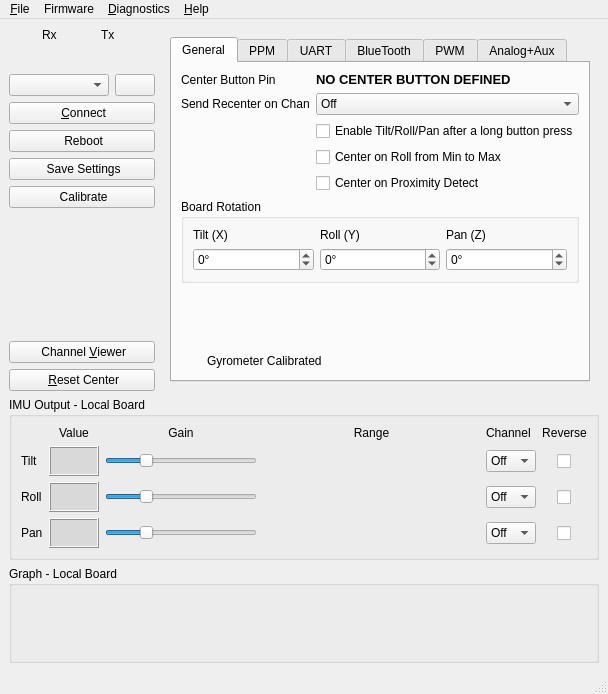
Old version of the form gui/src/mainwindow.ui in the repository dlktdr/HeadTracker.
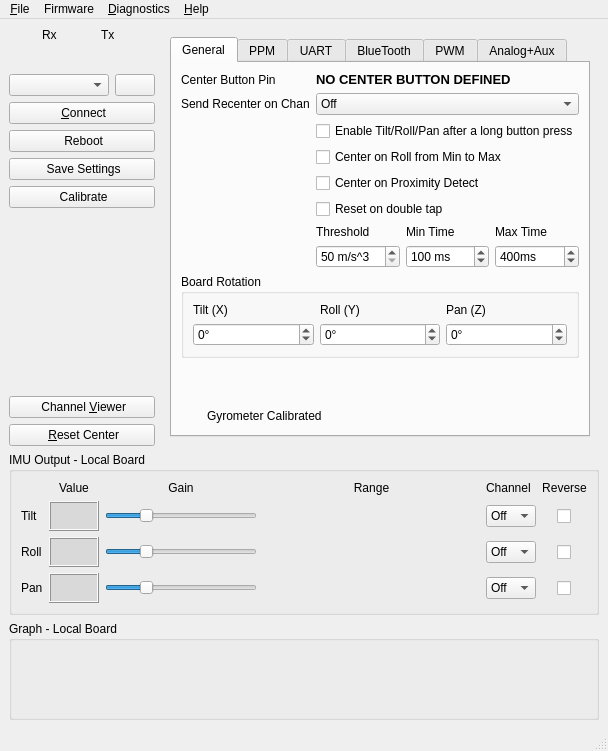
New version of the form. The open tabs and pages were chosen to show the change. Icons and pictures are not drawn. Custom widgets are drawn as their Qt base class.

Commit message: Add GUI controls for tap detection

What changed in the file:
```diff
--- a/gui/src/mainwindow.ui
+++ b/gui/src/mainwindow.ui
@@ -6,8 +6,8 @@
    <rect>
     <x>0</x>
     <y>0</y>
-    <width>592</width>
-    <height>694</height>
+    <width>600</width>
+    <height>751</height>
    </rect>
   </property>
   <property name="sizePolicy">
@@ -271,7 +271,7 @@
          </sizepolicy>
         </property>
         <property name="currentIndex">
-         <number>0</number>
+         <number>2</number>
         </property>
         <widget class="QWidget" name="page">
          <layout class="QVBoxLayout" name="verticalLayout_3">
@@ -342,166 +342,21 @@
              <attribute name="title">
               <string>General</string>
              </attribute>
-             <layout class="QGridLayout" name="gridLayout_6">
-              <item row="3" column="2">
-               <widget class="QCheckBox" name="chkRstOnTlt">
-                <property name="toolTip">
-                 <string>&lt;html&gt;&lt;head/&gt;&lt;body&gt;&lt;p&gt;Allows you to recenter using roll output. Set your gain on roll below so that you can hit the minimum and maximum easily. When you roll back and forth from min to maxium will cause a Reset Center after a delay&lt;/p&gt;&lt;/body&gt;&lt;/html&gt;</string>
+             <layout class="QGridLayout" name="gridLayout_11">
+              <item row="0" column="0">
+               <widget class="QLabel" name="lblButtonPin">
+                <property name="sizePolicy">
+                 <sizepolicy hsizetype="Maximum" vsizetype="Preferred">
+                  <horstretch>0</horstretch>
+                  <verstretch>0</verstretch>
+                 </sizepolicy>
                 </property>
                 <property name="text">
-                 <string>Center on Roll from Min to Max</string>
+                 <string>Center Button Pin</string>
                 </property>
                </widget>
               </item>
-              <item row="9" column="0" colspan="3">
-               <layout class="QHBoxLayout" name="horizontalLayout_12">
-                <item>
-                 <widget class="Led" name="gyroLed" native="true">
-                  <property name="sizePolicy">
-                   <sizepolicy hsizetype="Fixed" vsizetype="Fixed">
-                    <horstretch>0</horstretch>
-                    <verstretch>0</verstretch>
-                   </sizepolicy>
-                  </property>
-                  <property name="minimumSize">
-                   <size>
-                    <width>20</width>
-                    <height>20</height>
-                   </size>
-                  </property>
-                  <property name="maximumSize">
-                   <size>
-                    <width>20</width>
-                    <height>20</height>
-                   </size>
-                  </property>
-                  <layout class="QHBoxLayout" name="horizontalLayout_4"/>
-                 </widget>
-                </item>
-                <item>
-                 <widget class="QLabel" name="lblGyroCal">
-                  <property name="toolTip">
-                   <string>&lt;html&gt;&lt;head/&gt;&lt;body&gt;&lt;p&gt;&lt;span style=&quot; font-size:10pt; font-weight:700;&quot;&gt;To Calibrate the Gyro,&lt;/span&gt;&lt;br/&gt;Place the board on a stable surface and do not touch it for 2 seconds. Do this after every power up.&lt;/p&gt;&lt;/body&gt;&lt;/html&gt;</string>
-                  </property>
-                  <property name="text">
-                   <string>Gyrometer Calibrated</string>
-                  </property>
-                 </widget>
-                </item>
-               </layout>
-              </item>
-              <item row="2" column="2">
-               <widget class="QCheckBox" name="chkLngBttnPress">
-                <property name="toolTip">
-                 <string>&lt;html&gt;&lt;head/&gt;&lt;body&gt;&lt;p&gt;This function allows you to enable the tilt/roll/pan outputs after a long press of the reset button. Another long press will disable the output&lt;/p&gt;&lt;/body&gt;&lt;/html&gt;</string>
-                </property>
-                <property name="text">
-                 <string>Enable Tilt/Roll/Pan after a long button press</string>
-                </property>
-               </widget>
-              </item>
-              <item row="4" column="2">
-               <widget class="QCheckBox" name="chkResetCenterWave">
-                <property name="toolTip">
-                 <string>&lt;html&gt;&lt;head/&gt;&lt;body&gt;&lt;p&gt;Sets the output channel you want tilt on&lt;/p&gt;&lt;/body&gt;&lt;/html&gt;</string>
-                </property>
-                <property name="text">
-                 <string>Center on Proximity Detect</string>
-                </property>
-               </widget>
-              </item>
-              <item row="5" column="0" rowspan="3" colspan="3">
-               <widget class="QGroupBox" name="grpBoardRotation">
-                <property name="title">
-                 <string>Board Rotation</string>
-                </property>
-                <layout class="QVBoxLayout" name="verticalLayout_8">
-                 <item>
-                  <layout class="QGridLayout" name="gridLayout_7">
-                   <item row="2" column="0">
-                    <widget class="QLabel" name="label_45">
-                     <property name="toolTip">
-                      <string>&lt;html&gt;&lt;head/&gt;&lt;body&gt;&lt;p&gt;Please see the video online &lt;span style=&quot; font-weight:700;&quot;&gt;Help-&amp;gt;Online Help -&amp;gt; GUI Setup -&amp;gt; General&lt;/span&gt; for an explanation&lt;/p&gt;&lt;/body&gt;&lt;/html&gt;</string>
-                     </property>
-                     <property name="text">
-                      <string>Tilt (X)</string>
-                     </property>
-                    </widget>
-                   </item>
-                   <item row="3" column="2">
-                    <widget class="QSpinBox" name="spnRotZ">
-                     <property name="toolTip">
-                      <string>&lt;html&gt;&lt;head/&gt;&lt;body&gt;&lt;p&gt;Please see the video online &lt;span style=&quot; font-weight:700;&quot;&gt;Help-&amp;gt;Online Help -&amp;gt; GUI Setup -&amp;gt; General&lt;/span&gt; for an explanation&lt;/p&gt;&lt;/body&gt;&lt;/html&gt;</string>
-                     </property>
-                     <property name="suffix">
-                      <string>°</string>
-                     </property>
-                     <property name="minimum">
-                      <number>-360</number>
-                     </property>
-                     <property name="maximum">
-                      <number>360</number>
-                     </property>
-                    </widget>
-                   </item>
-                   <item row="3" column="1">
-                    <widget class="QSpinBox" name="spnRotY">
-                     <property name="toolTip">
-                      <string>&lt;html&gt;&lt;head/&gt;&lt;body&gt;&lt;p&gt;Please see the video online &lt;span style=&quot; font-weight:700;&quot;&gt;Help-&amp;gt;Online Help -&amp;gt; GUI Setup -&amp;gt; General&lt;/span&gt; for an explanation&lt;/p&gt;&lt;/body&gt;&lt;/html&gt;</string>
-                     </property>
-                     <property name="suffix">
-                      <string>°</string>
-                     </property>
-                     <property name="minimum">
-                      <number>-360</number>
-                     </property>
-                     <property name="maximum">
-                      <number>360</number>
-                     </property>
-                    </widget>
-                   </item>
-                   <item row="2" column="2">
-                    <widget class="QLabel" name="label_47">
-                     <property name="toolTip">
-                      <string>&lt;html&gt;&lt;head/&gt;&lt;body&gt;&lt;p&gt;Please see the video online &lt;span style=&quot; font-weight:700;&quot;&gt;Help-&amp;gt;Online Help -&amp;gt; GUI Setup -&amp;gt; General&lt;/span&gt; for an explanation&lt;/p&gt;&lt;/body&gt;&lt;/html&gt;</string>
-                     </property>
-                     <property name="text">
-                      <string>Pan (Z)</string>
-                     </property>
-                    </widget>
-                   </item>
-                   <item row="3" column="0">
-                    <widget class="QSpinBox" name="spnRotX">
-                     <property name="toolTip">
-                      <string>&lt;html&gt;&lt;head/&gt;&lt;body&gt;&lt;p&gt;Please see the video online &lt;span style=&quot; font-weight:700;&quot;&gt;Help-&amp;gt;Online Help -&amp;gt; GUI Setup -&amp;gt; General&lt;/span&gt; for an explanation&lt;/p&gt;&lt;/body&gt;&lt;/html&gt;</string>
-                     </property>
-                     <property name="suffix">
-                      <string>°</string>
-                     </property>
-                     <property name="minimum">
-                      <number>-360</number>
-                     </property>
-                     <property name="maximum">
-                      <number>360</number>
-                     </property>
-                    </widget>
-                   </item>
-                   <item row="2" column="1">
-                    <widget class="QLabel" name="label_46">
-                     <property name="toolTip">
-                      <string>&lt;html&gt;&lt;head/&gt;&lt;body&gt;&lt;p&gt;Please see the video online &lt;span style=&quot; font-weight:700;&quot;&gt;Help-&amp;gt;Online Help -&amp;gt; GUI Setup -&amp;gt; General&lt;/span&gt; for an explanation&lt;/p&gt;&lt;/body&gt;&lt;/html&gt;</string>
-                     </property>
-                     <property name="text">
-                      <string>Roll (Y)</string>
-                     </property>
-                    </widget>
-                   </item>
-                  </layout>
-                 </item>
-                </layout>
-               </widget>
-              </item>
-              <item row="0" column="2">
+              <item row="0" column="1" colspan="2">
                <widget class="QLabel" name="lblCenterBtn">
                 <property name="font">
                  <font>
@@ -514,7 +369,7 @@
                 </property>
                </widget>
               </item>
-              <item row="1" column="0" colspan="2">
+              <item row="1" column="0">
                <widget class="QLabel" name="alertSignal">
                 <property name="sizePolicy">
                  <sizepolicy hsizetype="Maximum" vsizetype="Preferred">
@@ -527,7 +382,7 @@
                 </property>
                </widget>
               </item>
-              <item row="1" column="2">
+              <item row="1" column="1" colspan="2">
                <widget class="QComboBox" name="cmbalertchn">
                 <property name="toolTip">
                  <string>&lt;html&gt;&lt;head/&gt;&lt;body&gt;&lt;p&gt;When center is pressed this will pulse this channel. Used to notify your radio when centered.&lt;/p&gt;&lt;/body&gt;&lt;/html&gt;</string>
@@ -619,19 +474,134 @@
                 </item>
                </widget>
               </item>
-              <item row="0" column="0" colspan="2">
-               <widget class="QLabel" name="lblButtonPin">
-                <property name="sizePolicy">
-                 <sizepolicy hsizetype="Maximum" vsizetype="Preferred">
-                  <horstretch>0</horstretch>
-                  <verstretch>0</verstretch>
-                 </sizepolicy>
+              <item row="2" column="1" colspan="2">
+               <widget class="QCheckBox" name="chkLngBttnPress">
+                <property name="toolTip">
+                 <string>&lt;html&gt;&lt;head/&gt;&lt;body&gt;&lt;p&gt;This function allows you to enable the tilt/roll/pan outputs after a long press of the reset button. Another long press will disable the output&lt;/p&gt;&lt;/body&gt;&lt;/html&gt;</string>
                 </property>
                 <property name="text">
-                 <string>Center Button Pin</string>
+                 <string>Enable Tilt/Roll/Pan after a long button press</string>
                 </property>
                </widget>
               </item>
+              <item row="3" column="1" colspan="2">
+               <widget class="QCheckBox" name="chkRstOnTlt">
+                <property name="toolTip">
+                 <string>&lt;html&gt;&lt;head/&gt;&lt;body&gt;&lt;p&gt;Allows you to recenter using roll output. Set your gain on roll below so that you can hit the minimum and maximum easily. When you roll back and forth from min to maxium will cause a Reset Center after a delay&lt;/p&gt;&lt;/body&gt;&lt;/html&gt;</string>
+                </property>
+                <property name="text">
+                 <string>Center on Roll from Min to Max</string>
+                </property>
+               </widget>
+              </item>
+              <item row="4" column="1" colspan="2">
+               <widget class="QCheckBox" name="chkResetCenterWave">
+                <property name="toolTip">
+                 <string>&lt;html&gt;&lt;head/&gt;&lt;body&gt;&lt;p&gt;Sets the output channel you want tilt on&lt;/p&gt;&lt;/body&gt;&lt;/html&gt;</string>
+                </property>
+                <property name="text">
+                 <string>Center on Proximity Detect</string>
+                </property>
+               </widget>
+              </item>
+              <item row="5" column="1" colspan="2">
+               <widget class="QCheckBox" name="chkResetDblTap">
+                <property name="text">
+                 <string>Reset on double tap</string>
+                </property>
+               </widget>
+              </item>
+              <item row="7" column="0" colspan="3">
+               <widget class="QGroupBox" name="grpBoardRotation">
+                <property name="title">
+                 <string>Board Rotation</string>
+                </property>
+                <layout class="QVBoxLayout" name="verticalLayout_8">
+                 <item>
+                  <layout class="QGridLayout" name="gridLayout_7">
+                   <item row="2" column="0">
+                    <widget class="QLabel" name="label_45">
+                     <property name="toolTip">
+                      <string>&lt;html&gt;&lt;head/&gt;&lt;body&gt;&lt;p&gt;Please see the video online &lt;span style=&quot; font-weight:700;&quot;&gt;Help-&amp;gt;Online Help -&amp;gt; GUI Setup -&amp;gt; General&lt;/span&gt; for an explanation&lt;/p&gt;&lt;/body&gt;&lt;/html&gt;</string>
+                     </property>
+                     <property name="text">
+                      <string>Tilt (X)</string>
+                     </property>
+                    </widget>
+                   </item>
+                   <item row="3" column="2">
+                    <widget class="QSpinBox" name="spnRotZ">
+                     <property name="toolTip">
+                      <string>&lt;html&gt;&lt;head/&gt;&lt;body&gt;&lt;p&gt;Please see the video online &lt;span style=&quot; font-weight:700;&quot;&gt;Help-&amp;gt;Online Help -&amp;gt; GUI Setup -&amp;gt; General&lt;/span&gt; for an explanation&lt;/p&gt;&lt;/body&gt;&lt;/html&gt;</string>
+                     </property>
+                     <property name="suffix">
+                      <string>°</string>
+                     </property>
+                     <property name="minimum">
+                      <number>-360</number>
+                     </property>
+                     <property name="maximum">
+                      <number>360</number>
+                     </property>
+                    </widget>
+                   </item>
+                   <item row="3" column="1">
+                    <widget class="QSpinBox" name="spnRotY">
+                     <property name="toolTip">
+                      <string>&lt;html&gt;&lt;head/&gt;&lt;body&gt;&lt;p&gt;Please see the video online &lt;span style=&quot; font-weight:700;&quot;&gt;Help-&amp;gt;Online Help -&amp;gt; GUI Setup -&amp;gt; General&lt;/span&gt; for an explanation&lt;/p&gt;&lt;/body&gt;&lt;/html&gt;</string>
+                     </property>
+                     <property name="suffix">
+                      <string>°</string>
+                     </property>
+                     <property name="minimum">
+                      <number>-360</number>
+                     </property>
+                     <property name="maximum">
+                      <number>360</number>
+                     </property>
+                    </widget>
+                   </item>
+                   <item row="2" column="2">
+                    <widget class="QLabel" name="label_47">
+                     <property name="toolTip">
+                      <string>&lt;html&gt;&lt;head/&gt;&lt;body&gt;&lt;p&gt;Please see the video online &lt;span style=&quot; font-weight:700;&quot;&gt;Help-&amp;gt;Online Help -&amp;gt; GUI Setup -&amp;gt; General&lt;/span&gt; for an explanation&lt;/p&gt;&lt;/body&gt;&lt;/html&gt;</string>
+                     </property>
+                     <property name="text">
+                      <string>Pan (Z)</string>
+                     </property>
+                    </widget>
+                   </item>
+                   <item row="3" column="0">
+                    <widget class="QSpinBox" name="spnRotX">
+                     <property name="toolTip">
+                      <string>&lt;html&gt;&lt;head/&gt;&lt;body&gt;&lt;p&gt;Please see the video online &lt;span style=&quot; font-weight:700;&quot;&gt;Help-&amp;gt;Online Help -&amp;gt; GUI Setup -&amp;gt; General&lt;/span&gt; for an explanation&lt;/p&gt;&lt;/body&gt;&lt;/html&gt;</string>
+                     </property>
+                     <property name="suffix">
+                      <string>°</string>
+                     </property>
+                     <property name="minimum">
+                      <number>-360</number>
+                     </property>
+                     <property name="maximum">
+                      <number>360</number>
+                     </property>
+                    </widget>
+                   </item>
+                   <item row="2" column="1">
+                    <widget class="QLabel" name="label_46">
+                     <property name="toolTip">
+                      <string>&lt;html&gt;&lt;head/&gt;&lt;body&gt;&lt;p&gt;Please see the video online &lt;span style=&quot; font-weight:700;&quot;&gt;Help-&amp;gt;Online Help -&amp;gt; GUI Setup -&amp;gt; General&lt;/span&gt; for an explanation&lt;/p&gt;&lt;/body&gt;&lt;/html&gt;</string>
+                     </property>
+                     <property name="text">
+                      <string>Roll (Y)</string>
+                     </property>
+                    </widget>
+                   </item>
+                  </layout>
+                 </item>
+                </layout>
+               </widget>
+              </item>
               <item row="8" column="0">
                <spacer name="verticalSpacer_6">
                 <property name="orientation">
@@ -645,6 +615,113 @@
                 </property>
                </spacer>
               </item>
+              <item row="9" column="0" colspan="2">
+               <layout class="QHBoxLayout" name="horizontalLayout_12">
+                <item>
+                 <widget class="Led" name="gyroLed" native="true">
+                  <property name="sizePolicy">
+                   <sizepolicy hsizetype="Fixed" vsizetype="Fixed">
+                    <horstretch>0</horstretch>
+                    <verstretch>0</verstretch>
+                   </sizepolicy>
+                  </property>
+                  <property name="minimumSize">
+                   <size>
+                    <width>20</width>
+                    <height>20</height>
+                   </size>
+                  </property>
+                  <property name="maximumSize">
+                   <size>
+                    <width>20</width>
+                    <height>20</height>
+                   </size>
+                  </property>
+                  <layout class="QHBoxLayout" name="horizontalLayout_4"/>
+                 </widget>
+                </item>
+                <item>
+                 <widget class="QLabel" name="lblGyroCal">
+                  <property name="toolTip">
+                   <string>&lt;html&gt;&lt;head/&gt;&lt;body&gt;&lt;p&gt;&lt;span style=&quot; font-size:10pt; font-weight:700;&quot;&gt;To Calibrate the Gyro,&lt;/span&gt;&lt;br/&gt;Place the board on a stable surface and do not touch it for 2 seconds. Do this after every power up.&lt;/p&gt;&lt;/body&gt;&lt;/html&gt;</string>
+                  </property>
+                  <property name="text">
+                   <string>Gyrometer Calibrated</string>
+                  </property>
+                 </widget>
+                </item>
+               </layout>
+              </item>
+              <item row="6" column="1" colspan="2">
+               <layout class="QGridLayout" name="gridLayout_6">
+                <item row="0" column="0">
+                 <widget class="QLabel" name="label_4">
+                  <property name="text">
+                   <string>Threshold</string>
+                  </property>
+                 </widget>
+                </item>
+                <item row="0" column="1">
+                 <widget class="QLabel" name="label_6">
+                  <property name="text">
+                   <string>Min Time</string>
+                  </property>
+                 </widget>
+                </item>
+                <item row="0" column="2">
+                 <widget class="QLabel" name="label_7">
+                  <property name="text">
+                   <string>Max Time</string>
+                  </property>
+                 </widget>
+                </item>
+                <item row="1" column="0">
+                 <widget class="QSpinBox" name="spnRstDblTapThres">
+                  <property name="suffix">
+                   <string> m/s^3</string>
+                  </property>
+                  <property name="minimum">
+                   <number>50</number>
+                  </property>
+                  <property name="maximum">
+                   <number>200</number>
+                  </property>
+                 </widget>
+                </item>
+                <item row="1" column="1">
+                 <widget class="QSpinBox" name="spnRstDblTapMin">
+                  <property name="suffix">
+                   <string> ms</string>
+                  </property>
+                  <property name="minimum">
+                   <number>50</number>
+                  </property>
+                  <property name="maximum">
+                   <number>400</number>
+                  </property>
+                  <property name="value">
+                   <number>100</number>
+                  </property>
+                 </widget>
+                </item>
+                <item row="1" column="2">
+                 <widget class="QSpinBox" name="spnRstDblTapMax">
+                  <property name="suffix">
+                   <string>ms</string>
+                  </property>
+                  <property name="minimum">
+                   <number>50</number>
+                  </property>
+                  <property name="maximum">
+                   <number>1000</number>
+                  </property>
+                  <property name="value">
+                   <number>400</number>
+                  </property>
+                 </widget>
+                </item>
+               </layout>
+              </item>
              </layout>
             </widget>
             <widget class="QWidget" name="tabPPM">
@@ -3796,7 +3873,7 @@
     <rect>
      <x>0</x>
      <y>0</y>
-     <width>592</width>
+     <width>600</width>
      <height>22</height>
     </rect>
    </property>
```
The commit also changes 2 other files.
